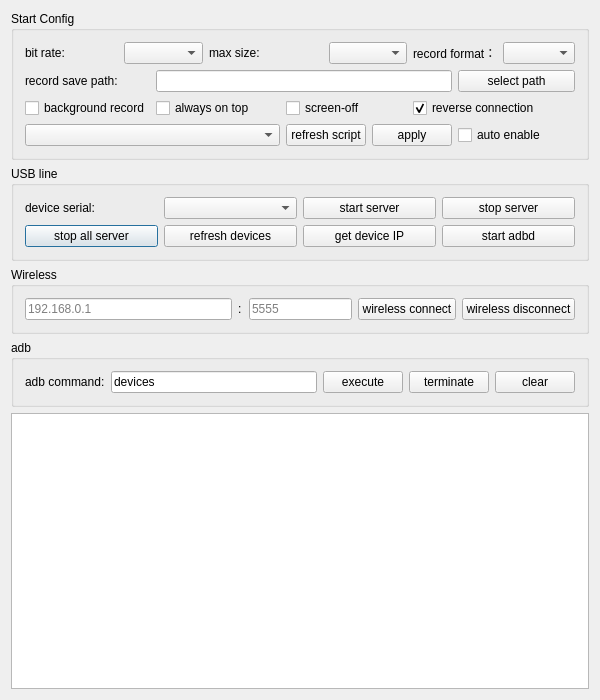
Qt form QtScrcpy/dialog.ui (barry-ran/QtScrcpy) before a commit.
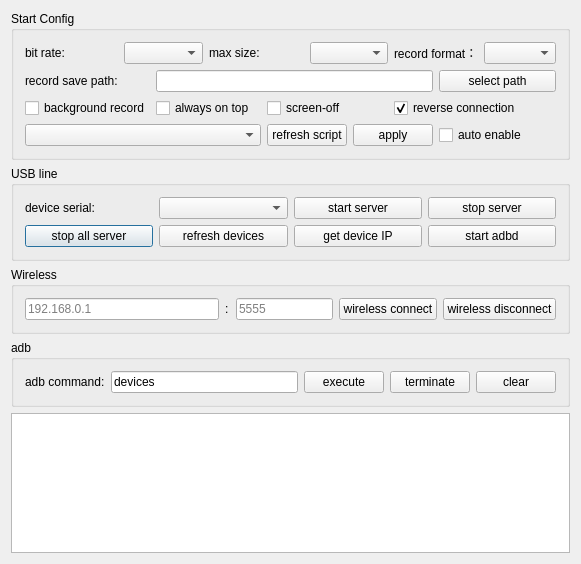
The same form after that commit.

Commit message: fix: size to big

The edit to the form file:
```diff
--- a/QtScrcpy/dialog.ui
+++ b/QtScrcpy/dialog.ui
@@ -6,8 +6,8 @@
    <rect>
     <x>0</x>
     <y>0</y>
-    <width>600</width>
-    <height>700</height>
+    <width>513</width>
+    <height>495</height>
    </rect>
   </property>
   <property name="maximumSize">
@@ -187,7 +187,7 @@
      <property name="minimumSize">
       <size>
        <width>0</width>
-       <height>240</height>
+       <height>140</height>
       </size>
      </property>
      <property name="focusPolicy">
```
